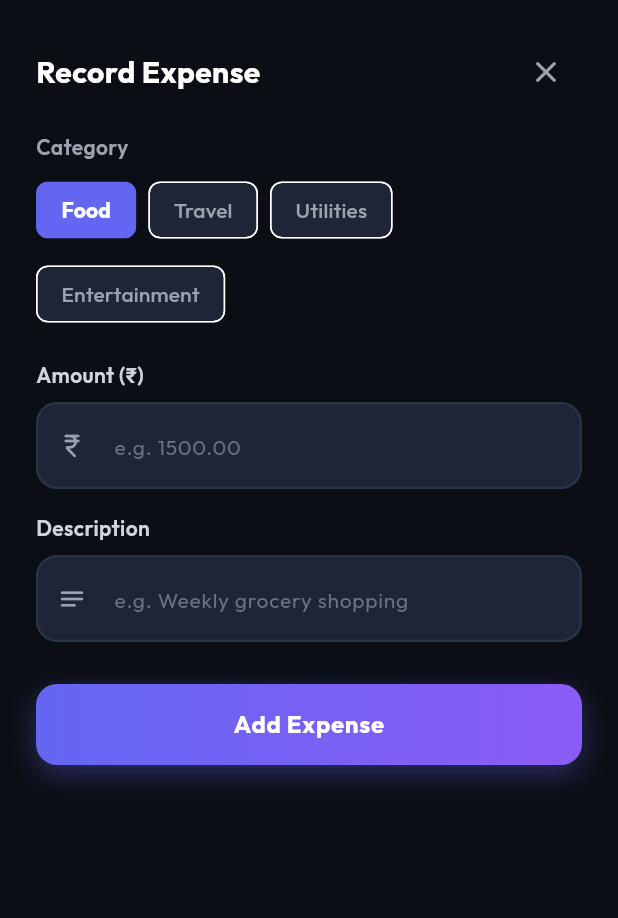
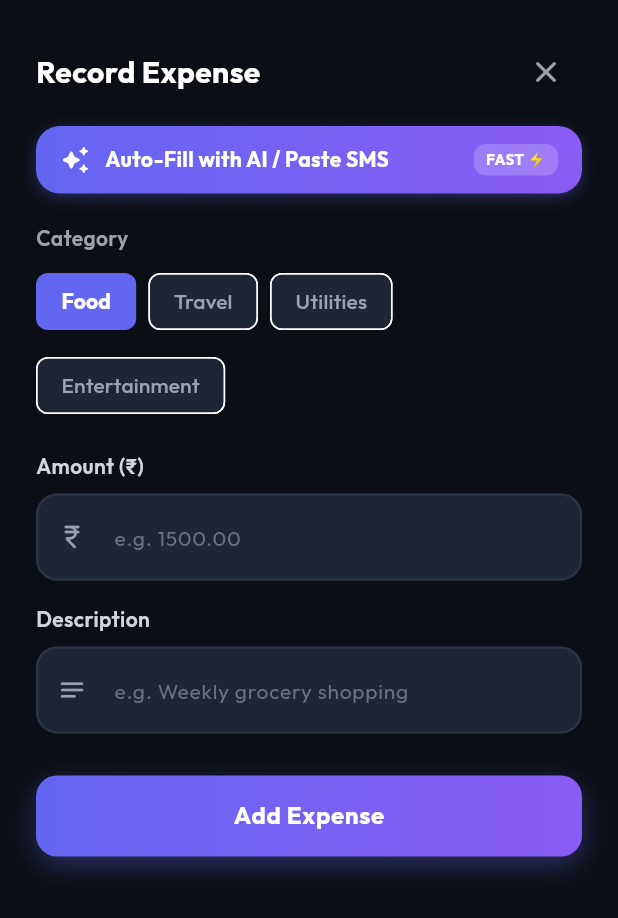
Before and after one commit to SakinaKheraj/Kite, a Flutter app: the AddExpenseBottomSheet widget shown alone on an empty page, opened directly with empty values, on a phone screen of 412 x 824 dp. Shown: the top 918 px of the screen. Run offline on Flutter 3.47's test engine with Material 3 defaults, Android fonts, the phone set to English and light mode, and no system bars; our stand-ins replace dio, equatable, flutter_bloc, flutter_secure_storage, google_fonts; accounts and stored records are empty; network calls fail.

Commit message:
Implement AI SMS & Transaction Message Parser Integration

```diff
--- a/frontend/kite_ui/lib/core/network/endpoints.dart
+++ b/frontend/kite_ui/lib/core/network/endpoints.dart
@@ -6,6 +6,9 @@ class Endpoints {
 
   // Expense Service Base URL (Port 9820)
   static const String expenseBaseUrl = 'http://192.168.56.101:9820';
+
+  // DS Service Base URL (Port 8010)
+  static const String dsBaseUrl = 'http://192.168.56.101:8010';
 
   // Auth Endpoints
   static const String signup = '/auth/v1/signup';
@@ -17,4 +20,7 @@ class Endpoints {
   static String userExpenseSummary(String userId) => '/v1/expenses/summary/$userId';
   static const String addExpense = '/v1/expenses';
   static String deleteExpense(dynamic id) => '/v1/expenses/$id';
+
+  // AI DS Endpoints
+  static const String parseSms = '/parse-sms';
 }
--- /dev/null
+++ b/frontend/kite_ui/lib/features/expense/data/models/ai_parsed_expense_model.dart
@@ -0,0 +1,54 @@
+import 'package:equatable/equatable.dart';
+
+class AiParsedExpenseModel extends Equatable {
+  final double amount;
+  final String category;
+  final String description;
+  final double confidence;
+
+  const AiParsedExpenseModel({
+    required this.amount,
+    required this.category,
+    required this.description,
+    this.confidence = 0.95,
+  });
+
+  factory AiParsedExpenseModel.fromJson(Map<String, dynamic> json) {
+    double parsedAmount = 0.0;
+    if (json['amount'] != null) {
+      if (json['amount'] is num) {
+        parsedAmount = (json['amount'] as num).toDouble();
+      } else {
+        parsedAmount = double.tryParse(json['amount'].toString()) ?? 0.0;
+      }
+    }
+
+    double parsedConfidence = 0.95;
+    if (json['confidence'] != null) {
+      if (json['confidence'] is num) {
+        parsedConfidence = (json['confidence'] as num).toDouble();
+      } else {
+        parsedConfidence = double.tryParse(json['confidence'].toString()) ?? 0.95;
+      }
+    }
+
+    return AiParsedExpenseModel(
+      amount: parsedAmount,
+      category: json['category'] != null ? json['category'].toString() : 'Other',
+      description: json['description'] != null ? json['description'].toString() : 'SMS Expense',
+      confidence: parsedConfidence,
+    );
+  }
+
+  Map<String, dynamic> toJson() {
+    return {
+      'amount': amount,
+      'category': category,
+      'description': description,
+      'confidence': confidence,
+    };
+  }
+
+  @override
+  List<Object?> get props => [amount, category, description, confidence];
+}
--- /dev/null
+++ b/frontend/kite_ui/lib/features/expense/domain/usecases/parse_sms_usecase.dart
@@ -0,0 +1,12 @@
+import '../../data/datasources/ai_remote_data_source.dart';
+import '../../data/models/ai_parsed_expense_model.dart';
+
+class ParseSmsUseCase {
+  final AiRemoteDataSource remoteDataSource;
+
+  ParseSmsUseCase(this.remoteDataSource);
+
+  Future<AiParsedExpenseModel> execute(String rawText) async {
+    return await remoteDataSource.parseSmsText(rawText);
+  }
+}
--- /dev/null
+++ b/frontend/kite_ui/lib/features/expense/presentation/bloc/ai_parser_bloc.dart
@@ -0,0 +1,38 @@
+import 'package:flutter_bloc/flutter_bloc.dart';
+import '../../domain/usecases/parse_sms_usecase.dart';
+import 'ai_parser_event.dart';
+import 'ai_parser_state.dart';
+
+class AiParserBloc extends Bloc<AiParserEvent, AiParserState> {
+  final ParseSmsUseCase parseSmsUseCase;
+
+  AiParserBloc({required this.parseSmsUseCase}) : super(const AiParserInitial()) {
+    on<ParseSmsSubmitted>(_onParseSmsSubmitted);
+    on<ResetAiParserState>(_onResetAiParserState);
+  }
+
+  Future<void> _onParseSmsSubmitted(
+    ParseSmsSubmitted event,
+    Emitter<AiParserState> emit,
+  ) async {
+    if (event.rawText.trim().isEmpty) {
+      emit(const AiParserFailure('Please paste a transaction SMS or text message'));
+      return;
+    }
+
+    emit(const AiParserLoading());
+    try {
+      final parsedModel = await parseSmsUseCase.execute(event.rawText.trim());
+      emit(AiParserSuccess(parsedModel));
+    } catch (e) {
+      emit(AiParserFailure(e.toString().replaceAll('Exception: ', '')));
+    }
+  }
+
+  void _onResetAiParserState(
+    ResetAiParserState event,
+    Emitter<AiParserState> emit,
+  ) {
+    emit(const AiParserInitial());
+  }
+}
--- /dev/null
+++ b/frontend/kite_ui/lib/features/expense/presentation/bloc/ai_parser_event.dart
@@ -0,0 +1,21 @@
+import 'package:equatable/equatable.dart';
+
+abstract class AiParserEvent extends Equatable {
+  const AiParserEvent();
+
+  @override
+  List<Object?> get props => [];
+}
+
+class ParseSmsSubmitted extends AiParserEvent {
+  final String rawText;
+
+  const ParseSmsSubmitted(this.rawText);
+
+  @override
+  List<Object?> get props => [rawText];
+}
+
+class ResetAiParserState extends AiParserEvent {
+  const ResetAiParserState();
+}
--- /dev/null
+++ b/frontend/kite_ui/lib/features/expense/presentation/bloc/ai_parser_state.dart
@@ -0,0 +1,35 @@
+import 'package:equatable/equatable.dart';
+import '../../data/models/ai_parsed_expense_model.dart';
+
+abstract class AiParserState extends Equatable {
+  const AiParserState();
+
+  @override
+  List<Object?> get props => [];
+}
+
+class AiParserInitial extends AiParserState {
+  const AiParserInitial();
+}
+
+class AiParserLoading extends AiParserState {
+  const AiParserLoading();
+}
+
+class AiParserSuccess extends AiParserState {
+  final AiParsedExpenseModel parsedExpense;
+
+  const AiParserSuccess(this.parsedExpense);
+
+  @override
+  List<Object?> get props => [parsedExpense];
+}
+
+class AiParserFailure extends AiParserState {
+  final String message;
+
+  const AiParserFailure(this.message);
+
+  @override
+  List<Object?> get props => [message];
+}
--- a/frontend/kite_ui/lib/features/expense/presentation/widgets/add_expense_bottom_sheet.dart
+++ b/frontend/kite_ui/lib/features/expense/presentation/widgets/add_expense_bottom_sheet.dart
@@ -2,7 +2,9 @@ import 'package:flutter/material.dart';
 import '../../../../core/theme/app_colors.dart';
 import '../../../auth/presentation/widgets/custom_text_field.dart';
 import '../../../auth/presentation/widgets/primary_button.dart';
+import '../../data/models/ai_parsed_expense_model.dart';
 import '../../domain/entities/expense_entity.dart';
+import 'ai_sms_input_modal.dart';
 
 class AddExpenseBottomSheet extends StatefulWidget {
   final String userId;
@@ -25,6 +27,8 @@ class _AddExpenseBottomSheetState extends State<AddExpenseBottomSheet> {
   final _amountController = TextEditingController();
   final _descriptionController = TextEditingController();
   late String _selectedCategory;
+  bool _isAutoFilled = false;
+  double _aiConfidence = 0.95;
 
   @override
   void initState() {
@@ -43,6 +47,50 @@ class _AddExpenseBottomSheetState extends State<AddExpenseBottomSheet> {
     _amountController.dispose();
     _descriptionController.dispose();
     super.dispose();
+  }
+
+  void _openAiSmsModal() async {
+    final result = await showDialog<AiParsedExpenseModel>(
+      context: context,
+      builder: (_) => const AiSmsInputModal(),
+    );
+
+    if (result != null && mounted) {
+      setState(() {
+        if (result.amount > 0) {
+          _amountController.text = result.amount.toStringAsFixed(2);
+        }
+        if (result.description.isNotEmpty) {
+          _descriptionController.text = result.description;
+        }
+
+        // Category mapping & fallback
+        final categories = (widget.availableCategories.isNotEmpty
+                ? widget.availableCategories
+                : ['Food', 'Travel', 'Utilities', 'Entertainment'])
+            .where((c) => c.toLowerCase() != 'all')
+            .toList();
+
+        final match = categories.firstWhere(
+          (c) => c.toLowerCase() == result.category.toLowerCase(),
+          orElse: () => categories.first,
+        );
+        _selectedCategory = match;
+        _isAutoFilled = true;
+        _aiConfidence = result.confidence;
+      });
+
+      ScaffoldMessenger.of(context).showSnackBar(
+        SnackBar(
+          content: Text(
+            '✨ Auto-filled from SMS with ${(_aiConfidence * 100).toStringAsFixed(0)}% confidence!',
+            style: const TextStyle(fontWeight: FontWeight.bold),
+          ),
+          backgroundColor: AppColors.secondary,
+          behavior: SnackBarBehavior.floating,
+        ),
+      );
+    }
   }
 
   void _handleSubmit() {
@@ -99,7 +147,88 @@ class _AddExpenseBottomSheetState extends State<AddExpenseBottomSheet> {
                   ),
                 ],
               ),
-              const SizedBox(height: 16),
+              const SizedBox(height: 12),
+
+              // AI Auto-Fill Action Banner
+              InkWell(
+                onTap: _openAiSmsModal,
+                borderRadius: BorderRadius.circular(16),
+                child: Container(
+                  width: double.infinity,
+                  padding: const EdgeInsets.symmetric(horizontal: 16, vertical: 12),
+                  decoration: BoxDecoration(
+                    gradient: const LinearGradient(
+                      colors: [Color(0xFF6366F1), Color(0xFF8B5CF6)],
+                    ),
+                    borderRadius: BorderRadius.circular(16),
+                    boxShadow: [
+                      BoxShadow(
+                        color: const Color(0xFF6366F1).withAlpha(80),
+                        blurRadius: 8,
+                        offset: const Offset(0, 3),
+                      ),
+                    ],
+                  ),
+                  child: Row(
+                    children: [
+                      const Icon(Icons.auto_awesome_rounded, color: Colors.white, size: 20),
+                      const SizedBox(width: 10),
+                      const Expanded(
+                        child: Text(
+                          'Auto-Fill with AI / Paste SMS',
+                          style: TextStyle(
+                            color: Colors.white,
+                            fontWeight: FontWeight.bold,
+                            fontSize: 14,
+                          ),
+                        ),
+                      ),
+                      Container(
+                        padding: const EdgeInsets.symmetric(horizontal: 8, vertical: 3),
+                        decoration: BoxDecoration(
+                          color: Colors.white.withAlpha(50),
+                          borderRadius: BorderRadius.circular(8),
+                        ),
+                        child: const Text(
+                          'FAST ⚡',
+                          style: TextStyle(
+                            color: Colors.white,
+                            fontWeight: FontWeight.bold,
+                            fontSize: 10,
+                          ),
+                        ),
+                      ),
+                    ],
+                  ),
+                ),
+              ),
+
+              if (_isAutoFilled) ...[
+                const SizedBox(height: 10),
+                Container(
+                  padding: const EdgeInsets.symmetric(horizontal: 12, vertical: 6),
+                  decoration: BoxDecoration(
+                    color: AppColors.secondary.withAlpha(30),
+                    borderRadius: BorderRadius.circular(8),
+                  ),
+                  child: Row(
+                    mainAxisSize: MainAxisSize.min,
+                    children: [
+                      const Icon(Icons.check_circle_rounded, color: AppColors.secondary, size: 16),
+                      const SizedBox(width: 6),
+                      Text(
+                        'Fields pre-filled via Mistral AI (${(_aiConfidence * 100).toStringAsFixed(0)}% match)',
+                        style: const TextStyle(
+                          color: AppColors.secondary,
+                          fontSize: 11,
+                          fontWeight: FontWeight.bold,
+                        ),
+                      ),
+                    ],
+                  ),
+                ),
+              ],
+              const SizedBox(height: 20),
 
               // Category Selector Chips
               Text(
--- a/frontend/kite_ui/lib/main.dart
+++ b/frontend/kite_ui/lib/main.dart
@@ -17,12 +17,15 @@ import 'features/auth/presentation/bloc/auth_event.dart';
 import 'features/auth/presentation/bloc/auth_state.dart';
 import 'features/auth/presentation/screens/login_screen.dart';
 
+import 'features/expense/data/datasources/ai_remote_data_source.dart';
 import 'features/expense/data/datasources/expense_remote_data_source.dart';
 import 'features/expense/data/repositories/expense_repository_impl.dart';
 import 'features/expense/domain/usecases/add_expense_usecase.dart';
 import 'features/expense/domain/usecases/delete_expense_usecase.dart';
 import 'features/expense/domain/usecases/get_expense_summary_usecase.dart';
 import 'features/expense/domain/usecases/get_expenses_usecase.dart';
+import 'features/expense/domain/usecases/parse_sms_usecase.dart';
+import 'features/expense/presentation/bloc/ai_parser_bloc.dart';
 import 'features/expense/presentation/bloc/expense_bloc.dart';
 import 'features/expense/presentation/screens/expense_dashboard_screen.dart';
 
@@ -56,6 +59,10 @@ void main() {
   final addExpenseUseCase = AddExpenseUseCase(expenseRepository);
   final deleteExpenseUseCase = DeleteExpenseUseCase(expenseRepository);
 
+  // AI Parser Data Source & Use Case
+  final aiRemoteDataSource = AiRemoteDataSourceImpl(apiClient: apiClient);
+  final parseSmsUseCase = ParseSmsUseCase(aiRemoteDataSource);
+
   final authBloc = AuthBloc(
     signupUseCase: signupUseCase,
     loginUseCase: loginUseCase,
@@ -70,10 +77,13 @@ void main() {
     deleteExpenseUseCase: deleteExpenseUseCase,
   );
 
+  final aiParserBloc = AiParserBloc(parseSmsUseCase: parseSmsUseCase);
+
   runApp(
     KiteApp(
       authBloc: authBloc,
       expenseBloc: expenseBloc,
+      aiParserBloc: aiParserBloc,
     ),
   );
 }
@@ -81,11 +91,13 @@ void main() {
 class KiteApp extends StatelessWidget {
   final AuthBloc authBloc;
   final ExpenseBloc expenseBloc;
+  final AiParserBloc aiParserBloc;
 
   const KiteApp({
     super.key,
     required this.authBloc,
     required this.expenseBloc,
+    required this.aiParserBloc,
   });
 
   @override
@@ -94,6 +106,7 @@ class KiteApp extends StatelessWidget {
       providers: [
         BlocProvider.value(value: authBloc),
         BlocProvider.value(value: expenseBloc),
+        BlocProvider.value(value: aiParserBloc),
       ],
       child: MaterialApp(
         title: 'Kite Expense Tracker',
```
Also changed, not shown: frontend/kite_ui/lib/features/expense/data/datasources/ai_remote_data_source.dart (added, +33 -0 lines), frontend/kite_ui/lib/features/expense/presentation/widgets/ai_sms_input_modal.dart (added, +154 -0 lines), 2 other files.
